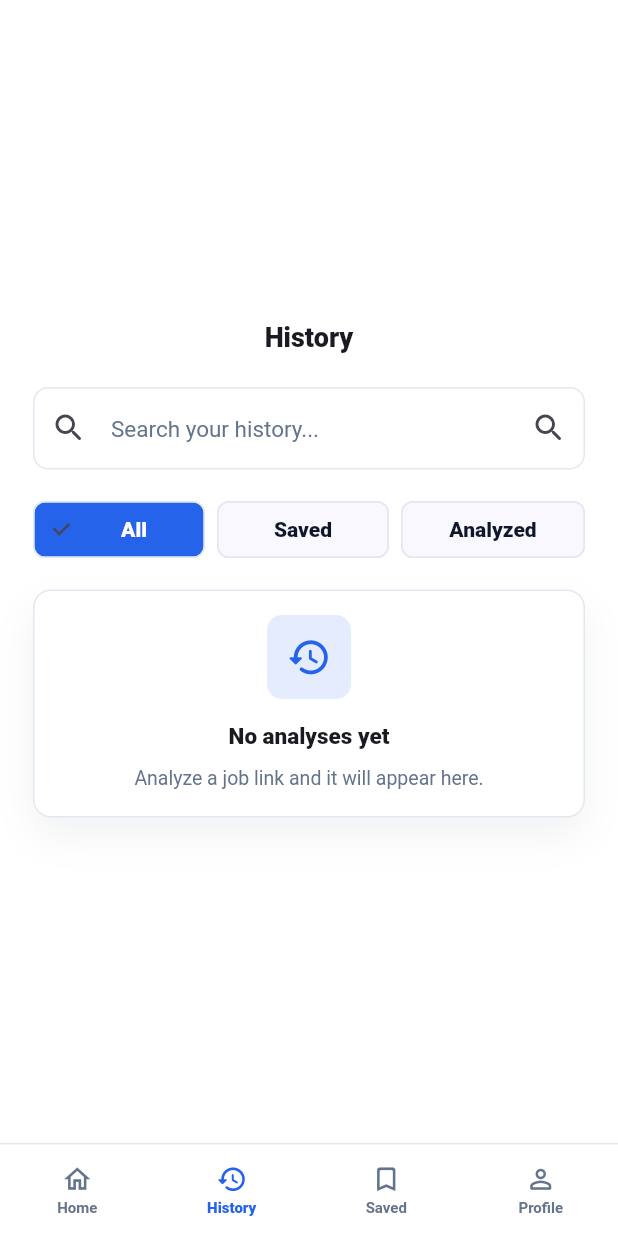
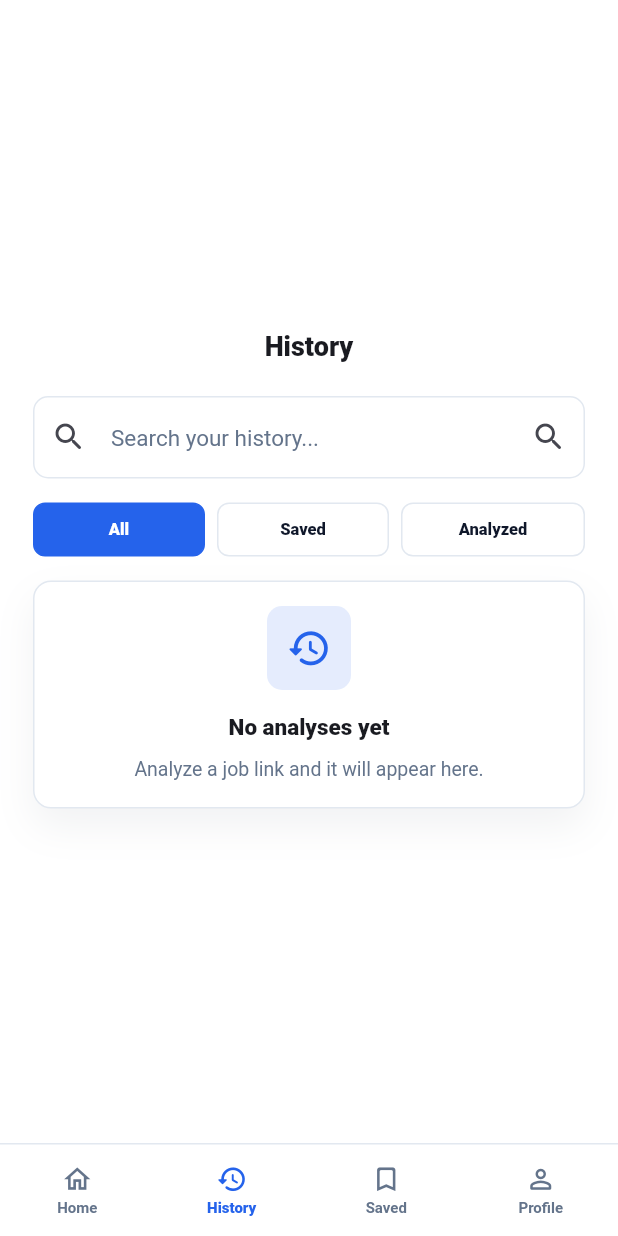
Before and after one commit to Abbey055/Jobdecode, a Flutter app: the HistoryScreen screen opened by its route, on a phone screen of 412 x 824 dp. Run offline on Flutter 3.47's test engine with Material 3 defaults, Android fonts, the light colour scheme and no system bars; our stand-ins replace flutter_riverpod, go_router, share_plus, shared_preferences, supabase_flutter; accounts and stored records are empty.

Commit message:
Prepare JobDecode v1.0.0 release

```diff
--- a/lib/app/router.dart
+++ b/lib/app/router.dart
@@ -19,7 +19,7 @@
     GoRoute(
       path: '/',
       pageBuilder: (context, state) =>
-          _fadePage(state.pageKey, const HomeScreen()),
+          NoTransitionPage(key: state.pageKey, child: const HomeScreen()),
     ),
     GoRoute(
       path: '/loading',
--- a/lib/features/history/presentation/history_screen.dart
+++ b/lib/features/history/presentation/history_screen.dart
@@ -61,16 +61,10 @@
                 return Expanded(
                   child: Padding(
                     padding: EdgeInsets.only(right: index == 2 ? 0 : 8),
-                    child: ChoiceChip(
+                    child: _FilterButton(
                       selected: selected,
-                      label: Center(child: Text(label)),
-                      onSelected: (_) => setState(() => _filter = label),
-                      selectedColor: AppColors.primary,
-                      labelStyle: TextStyle(
-                        color: selected ? Colors.white : AppColors.ink,
-                        fontWeight: FontWeight.w800,
-                      ),
-                      side: const BorderSide(color: AppColors.border),
+                      label: label,
+                      onTap: () => setState(() => _filter = label),
                     ),
                   ),
                 );
@@ -228,7 +222,12 @@
       child: Row(
         crossAxisAlignment: CrossAxisAlignment.center,
         children: [
-          IconBadge(icon: Icons.analytics_rounded, color: color, size: 52),
+          IconBadge(
+            icon: Icons.analytics_rounded,
+            color: color,
+            size: 52,
+            showBackground: false,
+          ),
           const SizedBox(width: 12),
           Expanded(
             child: Column(
@@ -282,11 +281,15 @@
           ),
           const SizedBox(width: 6),
           SizedBox(
-            width: 72,
+            width: 74,
             child: Row(
+              mainAxisSize: MainAxisSize.min,
               mainAxisAlignment: MainAxisAlignment.end,
               children: [
-                IconButton(
+                SizedBox(
+                  width: 34,
+                  height: 34,
+                  child: IconButton(
                     tooltip: isSaved ? 'Saved' : 'Save',
                     onPressed: onSave,
                     color: AppColors.primary,
@@ -303,14 +306,15 @@
                           : Icons.bookmark_border_rounded,
                     ),
                   ),
+                ),
                 PopupMenuButton<String>(
                   tooltip: 'More',
                   padding: EdgeInsets.zero,
-                  constraints: const BoxConstraints.tightFor(
+                  child: const SizedBox(
                     width: 34,
                     height: 34,
+                    child: Icon(Icons.more_vert_rounded, size: 22),
                   ),
-                  icon: const Icon(Icons.more_vert_rounded, size: 22),
                   onSelected: (value) {
                     if (value == 'delete') {
                       onDelete();
@@ -341,3 +345,50 @@
     return text.isEmpty ? fallback : text;
   }
 }
+
+class _FilterButton extends StatelessWidget {
+  const _FilterButton({
+    required this.selected,
+    required this.label,
+    required this.onTap,
+  });
+
+  final bool selected;
+  final String label;
+  final VoidCallback onTap;
+
+  @override
+  Widget build(BuildContext context) {
+    return Material(
+      color: Colors.transparent,
+      child: InkWell(
+        onTap: onTap,
+        borderRadius: BorderRadius.circular(8),
+        child: AnimatedContainer(
+          duration: const Duration(milliseconds: 160),
+          height: 36,
+          alignment: Alignment.center,
+          padding: const EdgeInsets.symmetric(horizontal: 4),
+          decoration: BoxDecoration(
+            color: selected ? AppColors.primary : Colors.white,
+            borderRadius: BorderRadius.circular(8),
+            border: Border.all(
+              color: selected ? AppColors.primary : AppColors.border,
+            ),
+          ),
+          child: Text(
+            label,
+            maxLines: 1,
+            overflow: TextOverflow.ellipsis,
+            style: Theme.of(context).textTheme.bodyMedium?.copyWith(
+              color: selected ? Colors.white : AppColors.ink,
+              fontSize: 11,
+              fontWeight: FontWeight.w800,
+              height: 1,
+            ),
+          ),
+        ),
+      ),
+    );
+  }
+}
--- a/lib/features/saved/presentation/saved_screen.dart
+++ b/lib/features/saved/presentation/saved_screen.dart
@@ -95,6 +95,7 @@
                                     icon: Icons.bookmark_rounded,
                                     color: AppColors.primary,
                                     size: 52,
+                                    showBackground: false,
                                   ),
                                   const SizedBox(width: 12),
                                   Expanded(
--- a/lib/shared/widgets/ui_kit.dart
+++ b/lib/shared/widgets/ui_kit.dart
@@ -64,11 +64,13 @@
     required this.icon,
     this.color = AppColors.primary,
     this.size = 38,
+    this.showBackground = true,
   });
 
   final IconData icon;
   final Color color;
   final double size;
+  final bool showBackground;
 
   @override
   Widget build(BuildContext context) {
@@ -76,7 +78,7 @@
       width: size,
       height: size,
       decoration: BoxDecoration(
-        color: color.withValues(alpha: .12),
+        color: showBackground ? color.withValues(alpha: .12) : null,
         borderRadius: BorderRadius.circular(10),
       ),
       child: Icon(icon, color: color, size: size * .54),
@@ -90,11 +92,13 @@
     required this.icon,
     required this.label,
     required this.value,
+    this.iconColor,
   });
 
   final IconData icon;
   final String label;
   final String value;
+  final Color? iconColor;
 
   @override
   Widget build(BuildContext context) {
@@ -102,7 +106,11 @@
       padding: const EdgeInsets.symmetric(vertical: 12),
       child: Row(
         children: [
-          Icon(icon, size: 20, color: Theme.of(context).colorScheme.onSurface),
+          Icon(
+            icon,
+            size: 20,
+            color: iconColor ?? Theme.of(context).colorScheme.onSurface,
+          ),
           const SizedBox(width: 12),
           Expanded(
             child: Text(
```
Also changed, not shown: lib/features/analysis/data/job_analysis_repository.dart (+24 -11 lines), lib/features/analysis/domain/job_analysis.dart (+18 -0 lines), lib/features/analysis/presentation/screens/job_summary_screen.dart (+56 -17 lines), lib/features/profile/presentation/profile_screen.dart (+93 -9 lines), 11 other files. Lines whose indentation alone changed are shown as unchanged.
